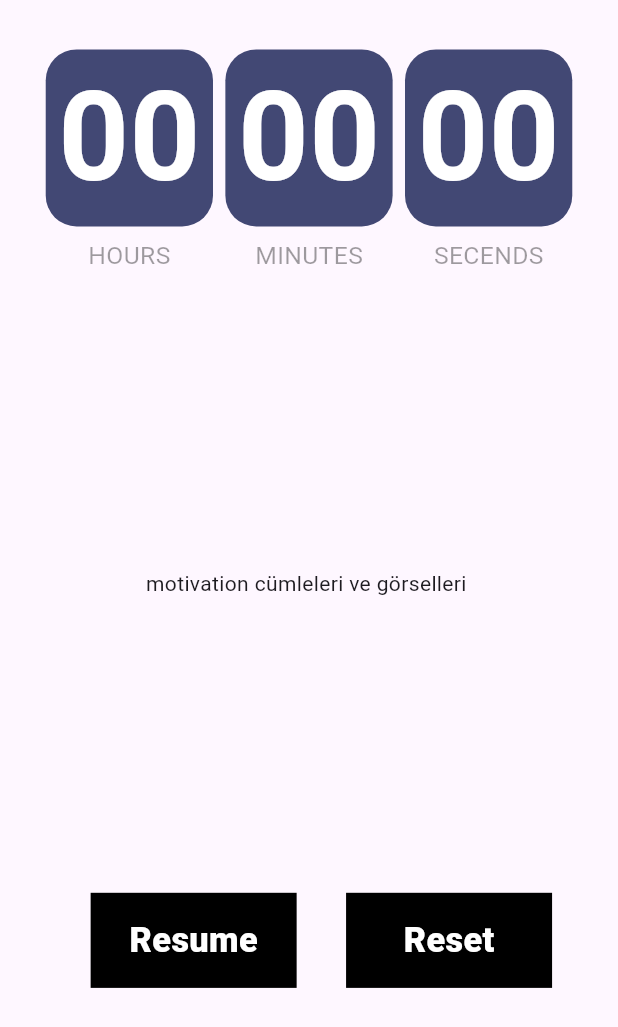
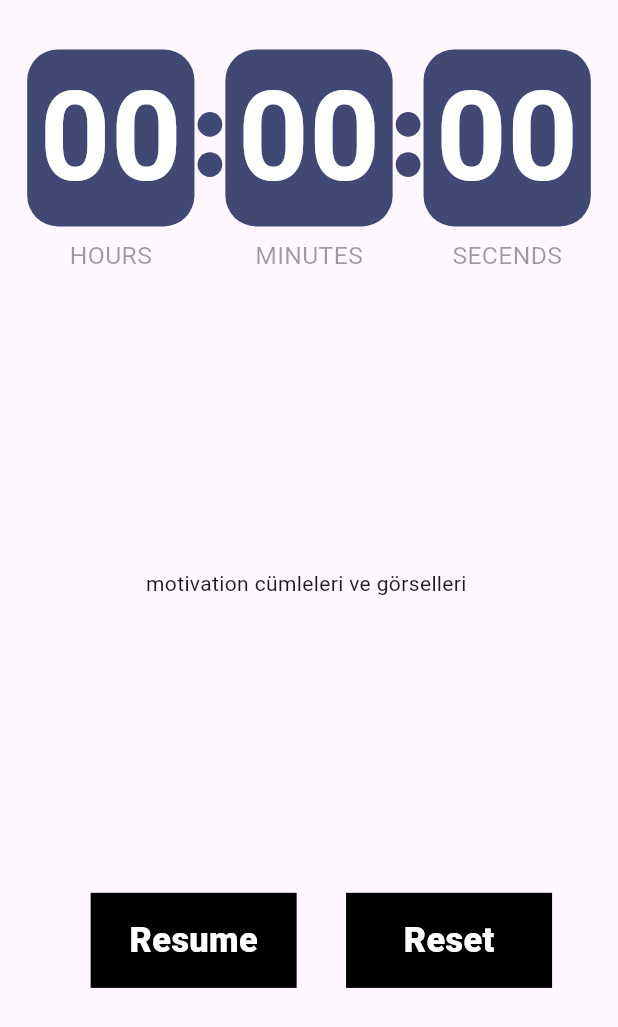
Before and after one commit to aydinNazari/Planla, a Flutter app: the TimerScreen screen opened directly, after a tap on "Go", on a phone screen of 412 x 824 dp. Shown: the top 1027 px of the screen. Run offline on Flutter 3.47's test engine with Material 2 defaults, Android fonts, the phone set to English and light mode, and no system bars; our stand-ins replace cached_network_image, cloud_firestore, connectivity_plus, file_picker, firebase_auth, firebase_core and 7 more; missing offline and left inert: flutter_background_service; accounts and stored records are empty.

Commit message:
24/12/2023

```diff
--- a/lib/controls/firebase/firestore._methods.dart
+++ b/lib/controls/firebase/firestore._methods.dart
@@ -174,8 +174,6 @@ class FirestoreMethods {
       //typeProcess==true -> don process
       //typeProcess==false -> important process
       if (typeProcess) {
-        print('rrrrrrrrrrrrrrrrrrrrrrrrrrrrrrrrrrrrrrr');
-        print(providerUser.getDoneList);
         firestore
             .collection('text')
             .doc(providerUser.user.uid)
--- a/lib/screens/home_screen.dart
+++ b/lib/screens/home_screen.dart
@@ -51,17 +51,12 @@ class _HomeScreenState extends State<HomeScreen> {
   Widget build(BuildContext context) {
     var size = MediaQuery.of(context).size;
     ProviderUser providerUser=Provider.of<ProviderUser>(context,listen: false);
-    print(providerUser.getTankList.length);
-    print(providerUser.getDoneList.length);
-    print(providerUser.getTodayList.length);
-    print(providerUser.getIdList.length);
     return WillPopScope(
       onWillPop: () async {
         logOutFunc(context, size, false,providerUser);
         return false;
       },
       child: FutureBuilder(
-        // Firebase'in başlatılmasını bekleyin
         future: _initialization,
         builder: (context, snapshot) {
           if (snapshot.connectionState == ConnectionState.done) {
--- a/lib/screens/navigator_screen.dart
+++ b/lib/screens/navigator_screen.dart
@@ -15,7 +15,7 @@ class NavigatorScreen extends StatefulWidget {
 }
 
 class _NavigatorScreenState extends State<NavigatorScreen> {
-  int currentIndex = 2;
+  int currentIndex = 0;
 
   void navigatorIndex(int value) {
     if (Provider.of<ProviderUser>(context, listen: false).getControlFirestore) {
--- a/lib/screens/timer_screen.dart
+++ b/lib/screens/timer_screen.dart
@@ -1,11 +1,9 @@
 import 'dart:async';
-
 import 'package:flutter/material.dart';
 import 'package:numberpicker/numberpicker.dart';
 import 'package:planla/utiles/colors.dart';
 import 'package:planla/widgets/add_textfield_widget.dart';
 import 'package:planla/widgets/timer_widget.dart';
-
 import '../widgets/button_loginsignin_widget.dart';
 
 class TimerScreen extends StatefulWidget {
@@ -44,7 +42,6 @@ class _TimerScreenState extends State<TimerScreen> {
       }
     });
   }
-
   void startTime({bool resets = true}) {
     if (resets) {
       reset();
@@ -78,19 +75,10 @@ class _TimerScreenState extends State<TimerScreen> {
   }
 
   Widget buildTimerCountScreen() {
-
     String twoDigits(int n) => n.toString().padLeft(2, '0');
     String minutes = twoDigits(duration.inMinutes.remainder(60));
     String secends = twoDigits(duration.inSeconds.remainder(60));
     String hours = twoDigits(duration.inHours);
-
-
-
-
-    print('$hours   -  numeric:$hoursNumeric');
-    print('$minutes   -  numeric:$minuteNumeric');
-    print('$secends   -  numeric:$secendNumeric');
-
     Size size = MediaQuery.of(context).size;
     return Padding(
       padding: EdgeInsets.only(top: size.height / 25),
@@ -109,7 +97,7 @@ class _TimerScreenState extends State<TimerScreen> {
             ),
             SizedBox(
               height: size.height / 2,
-              child: Center(child: Text('motivation cümleleri ve görselleri ')),
+              child: const Center(child: Text('motivation cümleleri ve görselleri ')),
             ),
             buildButton(),
           ],
@@ -202,7 +190,10 @@ class _TimerScreenState extends State<TimerScreen> {
             padding: EdgeInsets.only(
               top: size.height / 25,
             ),
-            child: InkWell(
+            child: Row(
+              children: [
+                const Spacer(),
+                InkWell(
                     onTap: () {
                       setState(() {
                         startTime(resets: false);
@@ -210,6 +201,9 @@ class _TimerScreenState extends State<TimerScreen> {
                       });
                     },
                     child: LoginSigninButtonWidget(color: primeryColor, txt: 'Go')),
+                const Spacer()
+              ],
+            ),
           )
         ],
       ),
--- a/lib/widgets/timer_widget.dart
+++ b/lib/widgets/timer_widget.dart
@@ -1,5 +1,3 @@
-
-
 import 'package:flutter/material.dart';
 import 'package:planla/utiles/colors.dart';
 
@@ -8,29 +6,63 @@ class TimerWidget extends StatelessWidget {
   final String minutes;
   final String secends;
 
-
-  const TimerWidget({Key? key, required this.hours, required this.minutes, required this.secends}) : super(key: key);
+  const TimerWidget(
+      {Key? key,
+      required this.hours,
+      required this.minutes,
+      required this.secends})
+      : super(key: key);
 
   @override
   Widget build(BuildContext context) {
-
     Size size = MediaQuery.of(context).size;
     return Row(
       children: [
-        buildTimeCard(hours, 'HOURS',context),
-        SizedBox(
-          width: size.width / 50,
-        ),
-        buildTimeCard(minutes, 'MINUTES',context),
-        SizedBox(
-          width: size.width / 50,
-        ),
-        buildTimeCard(secends, 'SECENDS',context),
+
+        buildTimeCard(hours, 'HOURS', context),
+        buildColon(size),
+        buildTimeCard(minutes, 'MINUTES', context),
+        buildColon(size),
+        buildTimeCard(secends, 'SECENDS', context),
       ],
     );
   }
 
-  Widget buildTimeCard(String txt, String header,BuildContext context) {
+  Widget buildColon(Size size) {
+    return Center(
+      child: Padding(
+        padding: EdgeInsets.only(bottom:size.height/35),
+        child: Column(
+          mainAxisAlignment: MainAxisAlignment.center,
+            children: [
+              Container(
+                height: size.height/50,
+                width: size.width / 20,
+                decoration:  BoxDecoration(
+                  color: primeryColor,
+                  shape: BoxShape.circle
+                ),
+
+              ),
+              Padding(
+                padding: EdgeInsets.only(top: size.height/80),
+                child: Container(
+                  height: size.height/50,
+                  width: size.width / 20,
+                  decoration:  BoxDecoration(
+                      color: primeryColor,
+                      shape: BoxShape.circle
+                  ),
+
+                ),
+              ),
+            ],
+          ),
+      ),
+    );
+  }
+
+  Widget buildTimeCard(String txt, String header, BuildContext context) {
     Size size = MediaQuery.of(context).size;
     return Column(
       children: [
```
Also changed, not shown: lib/main.dart (+72 -1 lines). Lines whose indentation alone changed are shown as unchanged.
